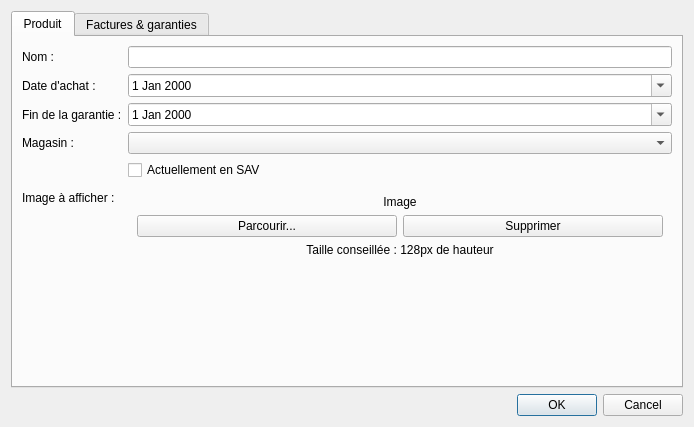
Old version of the form infosproduitdialog.ui in the repository Deuchnord/Hermes.
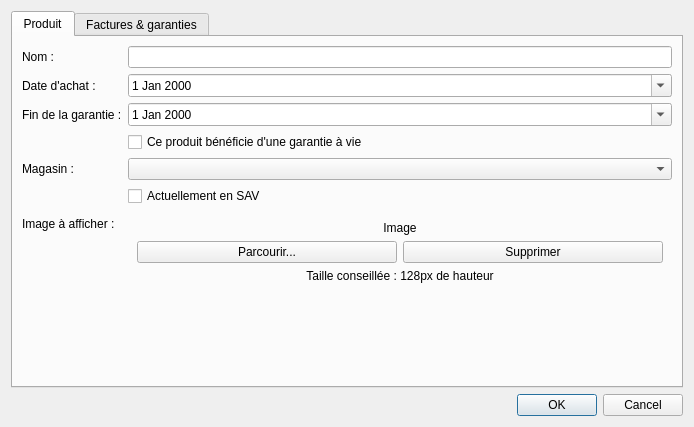
New version of the form. Icons and pictures are not drawn.

Patch:
```diff
--- a/infosproduitdialog.ui
+++ b/infosproduitdialog.ui
@@ -65,17 +65,10 @@
          </property>
         </widget>
        </item>
-       <item row="5" column="0">
-        <widget class="QLabel" name="label_4">
-         <property name="text">
-          <string>Magasin :</string>
-         </property>
-        </widget>
-       </item>
-       <item row="5" column="1">
-        <widget class="QComboBox" name="comboMagasin"/>
-       </item>
        <item row="6" column="1">
+        <widget class="QComboBox" name="comboMagasin"/>
+       </item>
+       <item row="7" column="1">
         <widget class="QCheckBox" name="checkSAV">
          <property name="toolTip">
           <string>Cochez cette case si vous avez envoyé le produit en SAV.</string>
@@ -85,14 +78,14 @@
          </property>
         </widget>
        </item>
-       <item row="7" column="0">
+       <item row="8" column="0">
         <widget class="QLabel" name="label_2">
          <property name="text">
           <string>Image à afficher :</string>
          </property>
         </widget>
        </item>
-       <item row="7" column="1">
+       <item row="8" column="1">
         <widget class="QWidget" name="widget" native="true">
          <layout class="QVBoxLayout" name="verticalLayout_5">
           <item>
@@ -136,6 +129,20 @@
          </layout>
         </widget>
        </item>
+       <item row="5" column="1">
+        <widget class="QCheckBox" name="checkGarantieAVie">
+         <property name="text">
+          <string>Ce produit bénéficie d'une garantie à vie</string>
+         </property>
+        </widget>
+       </item>
+       <item row="6" column="0">
+        <widget class="QLabel" name="label_4">
+         <property name="text">
+          <string>Magasin :</string>
+         </property>
+        </widget>
+       </item>
       </layout>
      </widget>
      <widget class="QWidget" name="tabFactures">
```
Left out of the diff: 11 changed lines with no effect on the pictures.
